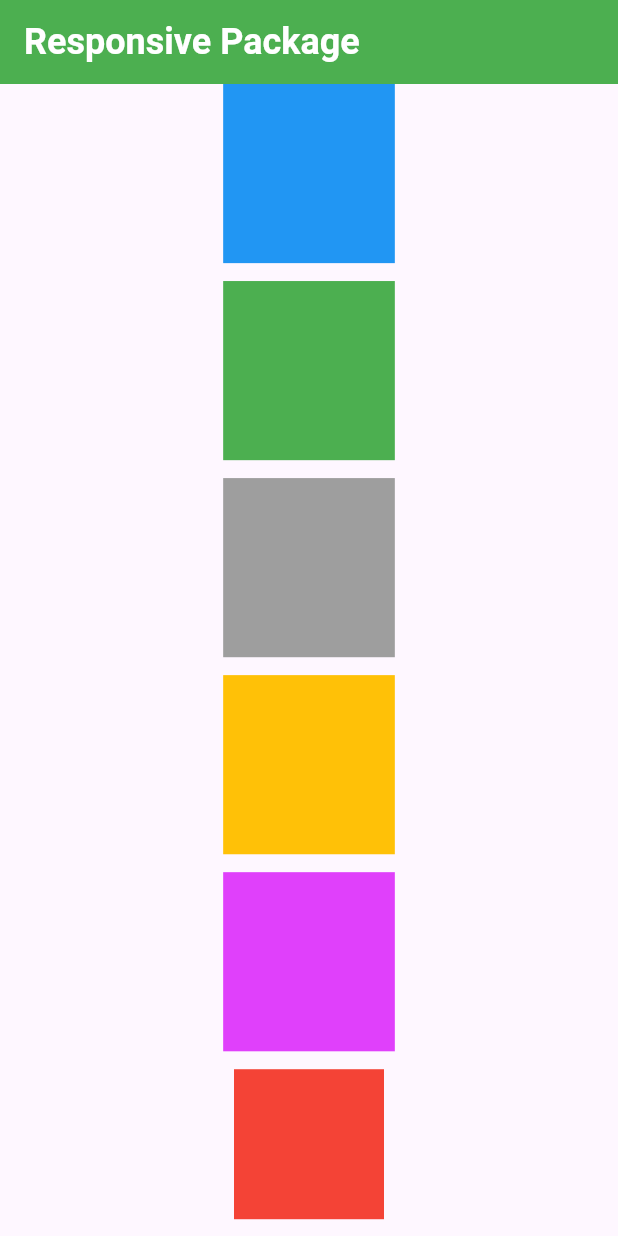
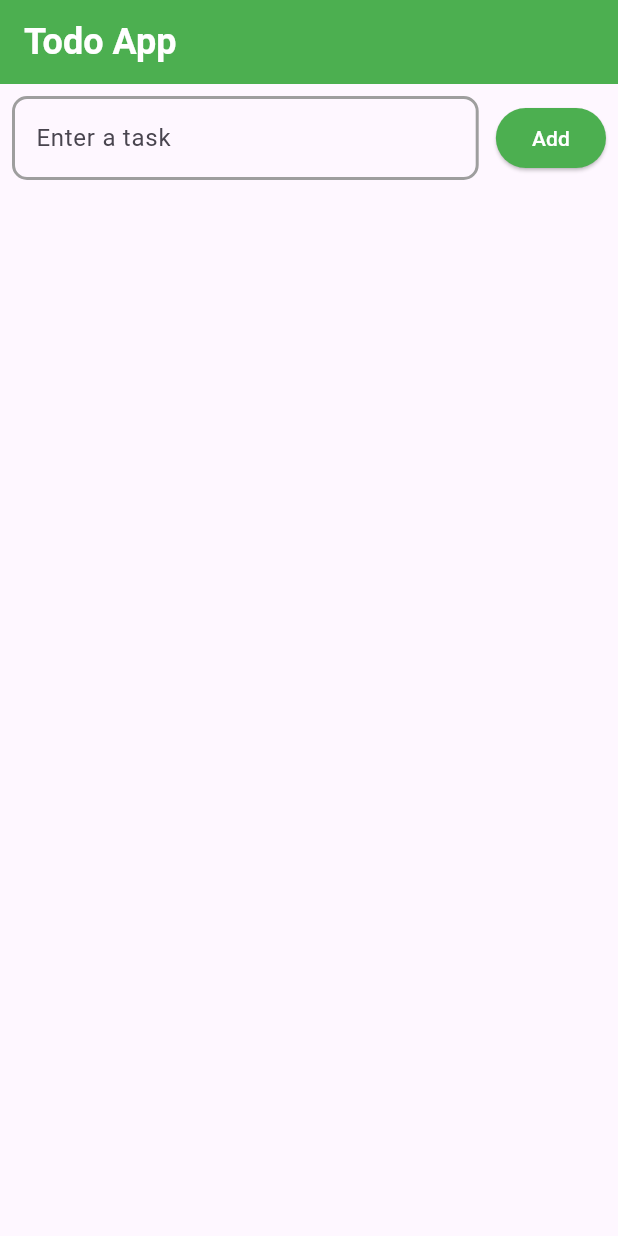
Before and after one commit to shajibulhasan/flutter-with-ostad, a Flutter app: the screen it shows after launch, on a phone screen of 412 x 824 dp. Run offline on Flutter 3.47's test engine with Material 3 defaults, Android fonts, the phone set to English and light mode, and no system bars; our stand-ins replace flutter_screenutil.

Commit message:
Todo app project done

```diff
--- a/lib/app.dart
+++ b/lib/app.dart
@@ -1,3 +1,4 @@
+import 'package:batch_13/module-11/todo_app.dart';
 import 'package:batch_13/module-8/container.dart';
 import 'package:batch_13/module-8/grid_view.dart';
 import 'package:batch_13/module-9/theme.dart';
@@ -119,7 +120,7 @@ class MyApp extends StatelessWidget {
             ),
             themeMode: ThemeMode.light,
             home: ThemeTest(),
-            initialRoute: 'resPak',
+            initialRoute: 'todo',
             routes: {
               'home': (context) => Home(),
               'button': (context) => Button(),
@@ -128,6 +129,7 @@ class MyApp extends StatelessWidget {
               'stack': (context) => MyStack(),
               'res': (context) => Res(),
               'resPak': (context) => ResponsivePackage(),
+              'todo': (context) => TodoApp(),
             },
           );
         },
--- /dev/null
+++ b/lib/module-11/todo_app.dart
@@ -0,0 +1,121 @@
+import 'package:flutter/material.dart';
+import 'package:flutter_screenutil/flutter_screenutil.dart';
+class TodoApp extends StatefulWidget {
+  const TodoApp({super.key});
+
+  @override
+  State<TodoApp> createState() => _TodoAppState();
+}
+
+class _TodoAppState extends State<TodoApp> {
+  TextEditingController taskController = TextEditingController();
+  List<String> tasks = [];
+  void addTask() {
+    if (taskController.text.isNotEmpty) {
+
+      setState((){
+        tasks.add(taskController.text);
+        taskController.clear();
+      });
+    }
+  }
+   void deleteTask(int index) {
+    setState(() {
+      tasks.removeAt(index);
+    });
+  }
+  void editTask(int index) {
+    final controller = TextEditingController(text: tasks[index]);
+    showDialog(
+      context: context,
+      builder: (context) {
+        return AlertDialog(
+          title: const Text('Edit Task'),
+          content: TextField(
+            controller: controller,
+            decoration: const InputDecoration(
+              hintText: 'Enter new task',
+            ),
+          ),
+          actions: [
+            TextButton(
+              onPressed: () {
+                Navigator.of(context).pop();
+              },
+              child: const Text('Cancel'),
+            ),
+            ElevatedButton(
+              onPressed: () {
+                setState(() {
+                  tasks[index] = controller.text;
+                });
+                Navigator.of(context).pop();
+              },
+              child: const Text('Save'),
+            ),
+          ],
+        );      },
+    );
+  }
+  @override
+  Widget build(BuildContext context) {
+    return Scaffold(
+        appBar: AppBar(
+          title: const Text('Todo App'),
+        ),
+        body: Padding(
+          padding: const EdgeInsets.all(8.0),
+          child: Column(
+            children: [
+              Row(
+                children: [
+                  Expanded(
+                    child: TextField(
+                      controller: taskController,
+                      decoration: InputDecoration(
+                        hintText: 'Enter a task',
+                      ),
+                    ),
+                  ),
+                  SizedBox(width: 10.w,),
+                  ElevatedButton(
+                    onPressed: addTask,
+                    child: const Text('Add'),
+                  ),
+                ],
+              ),
+              Expanded(
+                child: ListView.builder(
+                  itemCount: tasks.length,
+                  itemBuilder: (context, index) {
+                    return Card(
+                      child: ListTile(
+                          title: Text(tasks[index]),
+                          trailing: Row(
+                            mainAxisSize: MainAxisSize.min,
+                            children: [
+                              IconButton(
+                                icon: const Icon(Icons.edit),
+                                onPressed: () {
+                                  editTask(index);
+                                },
+                              ),
+                              IconButton(
+                                icon: const Icon(Icons.delete),
+                                onPressed: () {
+                                  deleteTask(index);
+                                },
+                              ),
+                            ],
+                          )
+                      ),
+                    );
+                  },
+                ),
+              )
+            ],
+          ),
+        )
+    );
+  }
+}
```
